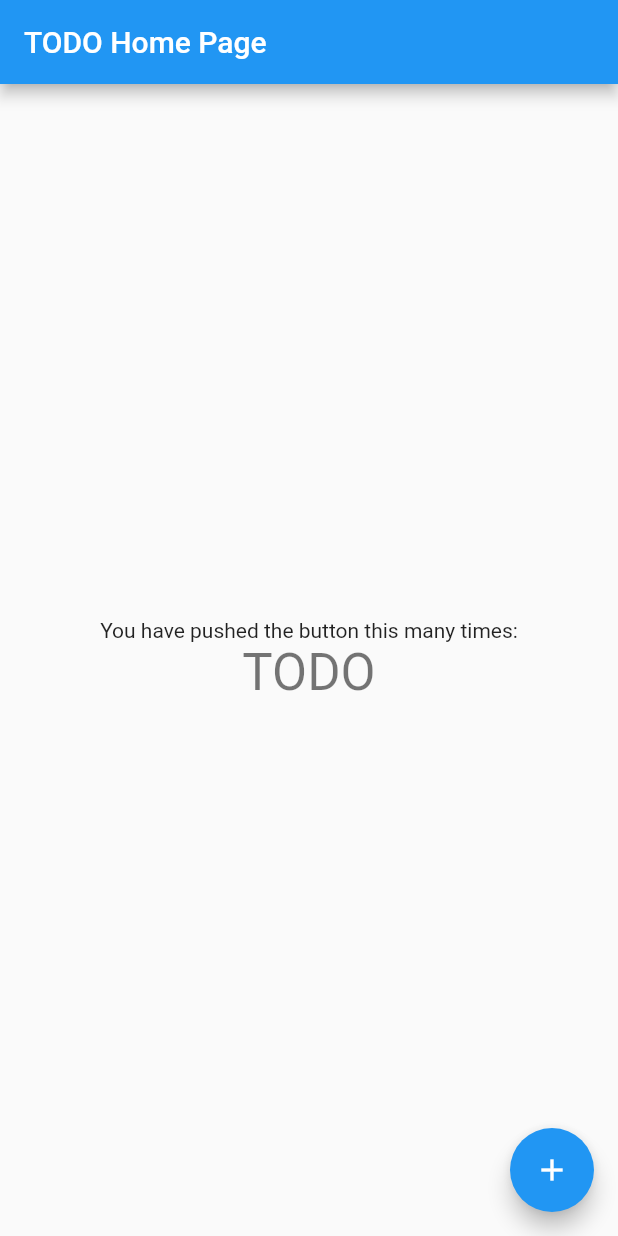
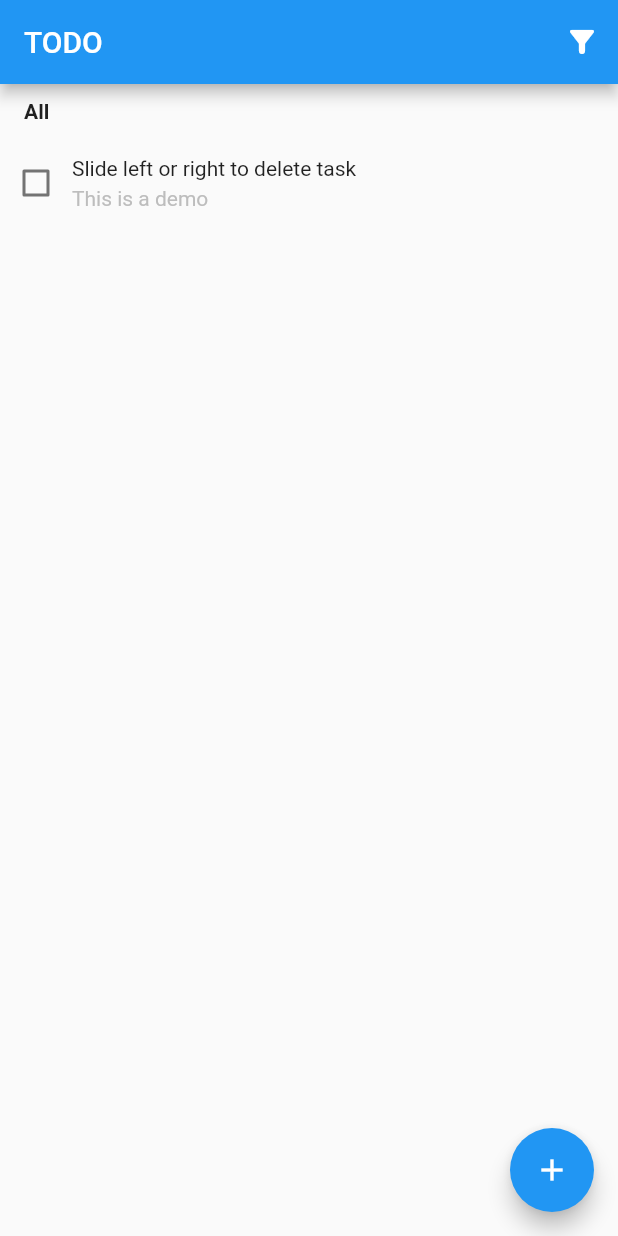
Before and after one commit to ZQ1297089376/TODOListDemo, a Flutter app: the screen it shows after launch, on a phone screen of 412 x 824 dp. Run offline on Flutter 3.47's test engine with Material 2 defaults, Android fonts, the phone set to English and light mode, and no system bars; our stand-ins replace sqflite; accounts and stored records are empty.

Commit message:
Supplement all codes.

```diff
--- a/lib/components/db_tool.dart
+++ b/lib/components/db_tool.dart
@@ -0,0 +1,134 @@
+import 'dart:async';
+
+import 'package:flutter/foundation.dart';
+import 'package:sqflite/sqflite.dart';
+import 'package:path/path.dart';
+
+import '../model/task.dart';
+
+class DataBase {
+  static final DataBase _instance = DataBase.internal();
+
+  factory DataBase() => _instance;
+
+  static Database _db;
+
+  final String _dbName = 'todo.db';
+
+  final String _tableName = 'task';
+
+  final String _createTable = '''
+  create table `task` (
+  `id` integer primary key autoincrement,
+  `title` text not null,
+  `description` text,
+  `completed` integer not null,
+  `create_time` text
+  )
+  ''';
+
+  final String _initialSql = '''
+  insert into `task` (
+  `title`,
+  `description`,
+  `completed`,
+  `create_time`
+  ) values (
+    'Slide left or right to delete task',
+    'This is a demo',
+    0,
+    ''
+  )
+  ''';
+
+  Future<Database> get db async {
+    if (_db != null) {
+      return _db;
+    }
+    _db = await initDb();
+    return _db;
+  }
+
+  DataBase.internal();
+
+  initDb() async {
+    String dbPath = await getDatabasesPath();
+    String path = join(dbPath, _dbName);
+    var dataBase = await openDatabase(path, version: 1, onCreate: _onCreate);
+    return dataBase;
+  }
+
+  _onCreate(Database db, int version) async {
+    // When creating the db, create the table
+    await db.execute(_createTable);
+    await db.execute(_initialSql);
+  }
+
+  closeDB() {
+    if (_db != null) {
+      _db.close();
+      _db = null;
+      if (kDebugMode) {
+        print("SQFLITE: Database closed successfully！");
+      }
+    }
+  }
+
+  /// Add a task
+  Future<Task> insert(Task task) async {
+    var d = await db;
+    task.id = await d.insert(_tableName, task.toMap());
+    if (kDebugMode) {
+      print("SQFLITE: Task added successfully!");
+    }
+    return task;
+  }
+
+  /// Delete task
+  Future<int> delete(int id) async {
+    var d = await db;
+    var result = await d.delete(_tableName, where: "id = ?", whereArgs: [id]);
+    return result;
+  }
+
+  /// Update task
+  Future<int>update(Task task) async {
+    var d = await db;
+    return await d.update(_tableName, task.toMap(),
+        where: "id = ?", whereArgs: [task.id]);
+  }
+
+  /// Query by conditions
+  Future<List<Task>> getTaskBy({
+    bool distinct,
+    List<String> columns,
+    String where,
+    List whereArgs,
+    String groupBy,
+    String having,
+    String orderBy,
+    int limit,
+    int offset
+  }) async {
+    var d = await db;
+    List<Map<String, dynamic>> maps = await d.query(_tableName,
+        distinct: distinct,
+        columns: columns,
+        where: where,
+        whereArgs: whereArgs,
+        groupBy: groupBy,
+        having: having,
+        orderBy: orderBy,
+        offset: offset,
+        limit: limit);
+    return maps.map((v) => Task.fromMap(v)).toList();
+  }
+
+  /// Query all data
+  Future<List<Task>> getAll() async {
+    var d = await db;
+    List<Map<String, dynamic>> maps = await d.query(_tableName,
+        columns: ['id', 'title', 'description', 'completed', 'create_time']);
+    return maps.map((it) => Task.fromMap(it)).toList();
+  }
+}
--- a/lib/main.dart
+++ b/lib/main.dart
@@ -1,6 +1,6 @@
-import 'package:flutter/cupertino.dart';
 import 'package:flutter/material.dart';
-import 'package:todo_list_demo/page/add_todo_page.dart';
+
+import 'page/home_page.dart';
 
 void main() {
   runApp(const MyApp());
@@ -14,72 +14,11 @@ class MyApp extends StatelessWidget {
   Widget build(BuildContext context) {
     return MaterialApp(
       title: 'TODO',
+      debugShowCheckedModeBanner: false,
       theme: ThemeData(
-        // This is the theme of your application.
-        //
-        // Try running your application with "flutter run". You'll see the
-        // application has a blue toolbar. Then, without quitting the app, try
-        // changing the primarySwatch below to Colors.green and then invoke
-        // "hot reload" (press "r" in the console where you ran "flutter run",
-        // or simply save your changes to "hot reload" in a Flutter IDE).
-        // Notice that the counter didn't reset back to zero; the application
-        // is not restarted.
         primarySwatch: Colors.blue,
       ),
-      home: const MyHomePage(title: 'TODO Home Page'),
+      home: const HomePage(title: 'TODO'),
     );
   }
 }
-
-class MyHomePage extends StatefulWidget {
-  const MyHomePage({Key key, this.title}) : super(key: key);
-
-  // This widget is the home page of your application. It is stateful, meaning
-  // that it has a State object (defined below) that contains fields that affect
-  // how it looks.
-
-  // This class is the configuration for the state. It holds the values (in this
-  // case the title) provided by the parent (in this case the App widget) and
-  // used by the build method of the State. Fields in a Widget subclass are
-  // always marked "final".
-
-  final String title;
-
-  @override
-  State<MyHomePage> createState() => _MyHomePageState();
-}
-
-class _MyHomePageState extends State<MyHomePage> {
-  @override
-  Widget build(BuildContext context) {
-    return Scaffold(
-      appBar: AppBar(
-        title: Text(widget.title),
-      ),
-      body: Center(
-        // Center is a layout widget. It takes a single child and positions it
-        // in the middle of the parent.
-        child: Column(
-          // horizontal).
-          mainAxisAlignment: MainAxisAlignment.center,
-          children: <Widget>[
-            const Text(
-              'You have pushed the button this many times:',
-            ),
-            Text(
-              'TODO',
-              style: Theme.of(context).textTheme.headline4,
-            ),
-          ],
-        ),
-      ),
-      floatingActionButton: FloatingActionButton(
-        onPressed: () {
-          Navigator.of(context).push(CupertinoPageRoute(builder: (c) => const AddToDoPage()));
-        },
-        tooltip: 'Add TODO',
-        child: const Icon(Icons.add),
-      ), // This trailing comma makes auto-formatting nicer for build methods.
-    );
-  }
-}
--- a/lib/model/task.dart
+++ b/lib/model/task.dart
@@ -1,4 +1,3 @@
-
 class Task {
   Task();
 
@@ -13,6 +12,7 @@ class Task {
     title = map['title'];
     description = map['description'];
     completed = map['completed'] == 1;
+    createTime = getCreateTime(map['create_time']);
   }
 
   Map<String, dynamic> toMap() {
@@ -24,6 +24,17 @@ class Task {
     if (id != null) {
       map['id'] = id;
     }
+    if (createTime == null) {
+      map['create_time'] = DateTime.now().millisecondsSinceEpoch.toString();
+    }
     return map;
   }
+
+  DateTime getCreateTime(String time) {
+    if (time == null || time.isEmpty) {
+      return DateTime.now();
+    } else {
+      return DateTime.fromMillisecondsSinceEpoch(int.parse(time));
+    }
+  }
 }
--- a/lib/page/home_page.dart
+++ b/lib/page/home_page.dart
@@ -0,0 +1,266 @@
+import 'package:flutter/material.dart';
+import 'package:todo_list_demo/components/db_tool.dart';
+import 'package:todo_list_demo/model/task.dart';
+import 'package:todo_list_demo/page/edit_task_page.dart';
+
+class HomePage extends StatefulWidget {
+  const HomePage({Key key, this.title}) : super(key: key);
+
+  final String title;
+
+  @override
+  State<HomePage> createState() => _HomePageState();
+}
+
+class _HomePageState extends State<HomePage> {
+  bool _isLoading = true;
+  int _filterStatus = 0;
+  List<Task> tasks = [];
+
+  @override
+  void initState() {
+    super.initState();
+    filterTasks(0);
+  }
+
+  @override
+  void dispose() {
+    super.dispose();
+    DataBase db = DataBase();
+    db.closeDB();
+  }
+
+  // Filter data by status
+  filterTasks(int status) async {
+    DataBase db = DataBase();
+    setState(() {
+      _isLoading = true;
+    });
+    switch (status) {
+      case 1:
+        tasks = await db.getTaskBy(where: 'completed = ?', whereArgs: [0]);
+        break;
+      case 2:
+        tasks = await db.getTaskBy(where: 'completed = ?', whereArgs: [1]);
+        break;
+      default:
+        tasks = await db.getAll();
+        break;
+    }
+    setState(() {
+      _filterStatus = status;
+      _isLoading = false;
+    });
+  }
+
+  addTask() async {
+    Navigator.of(context).push(MaterialPageRoute(
+        builder: (c) => EditTaskPage(title: 'Add a task', task: Task()))).then((v) {
+      filterTasks(0);
+    });
+  }
+
+  toggleTaskStatus(Task task, bool isChecked) {
+    DataBase db = DataBase();
+    setState(() {
+      task.completed = isChecked;
+    });
+    db.update(task);
+  }
+
+  deleteTask(int taskId) {
+    DataBase db = DataBase();
+    db.delete(taskId);
+  }
+
+  String getFilterTitle() {
+    switch (_filterStatus) {
+      case 1:
+        return 'Active';
+      case 2:
+        return 'Completed';
+        break;
+      default:
+        return 'All';
+    }
+  }
+
+  @override
+  Widget build(BuildContext context) {
+    return Scaffold(
+      appBar: AppBar(
+        title: Text(widget.title),
+        actions: [
+          PopupMenuButton<int>(
+            itemBuilder: (context) {
+              return const [
+                PopupMenuItem(value: 0, child: Text('All')),
+                PopupMenuItem(value: 1, child: Text('Active')),
+                PopupMenuItem(value: 2, child: Text('Completed')),
+              ];
+            },
+            offset: const Offset(0, 56),
+            icon: const Icon(
+              Icons.filter_alt_rounded,
+              color: Colors.white,
+            ),
+            onSelected: (v) {
+              filterTasks(v);
+            },
+          )
+        ],
+      ),
+      body: _buildTaskList(),
+      floatingActionButton: FloatingActionButton(
+        onPressed: () {
+          addTask();
+        },
+        tooltip: 'Add a task',
+        child: const Icon(Icons.add),
+      ),
+    );
+  }
+
+  Widget _buildTaskList() {
+    return Column(
+      children: [
+        Container(
+          padding: const EdgeInsets.symmetric(horizontal: 16, vertical: 10),
+          alignment: Alignment.centerLeft,
+          child: Text(
+            getFilterTitle(),
+            style: const TextStyle(
+              fontWeight: FontWeight.bold
+            ),
+          ),
+        ),
+        Expanded(
+          child: _isLoading
+              ? const Center(
+            child: CircularProgressIndicator(),
+          ) : ListView.separated(
+            separatorBuilder: (context, index) => Divider(
+              thickness: 1,
+              height: 1,
+              color: Colors.grey[200],
+            ),
+            itemCount: tasks.length,
+            itemBuilder: (context, index) {
+              Task task = tasks[index];
+              return Dismissible(
+                key: Key(UniqueKey().toString()),
+                child: _buildItem(task),
+                background: Container(
+                  color: Colors.red,
+                  alignment: Alignment.center,
+                  child: const ListTile(
+                    leading: Icon(
+                      Icons.delete,
+                      color: Colors.white,
+                    ),
+                  ),
+                ),
+                secondaryBackground: Container(
+                  color: Colors.red,
+                  alignment: Alignment.center,
+                  child: const ListTile(
+                    trailing: Icon(
+                      Icons.delete,
+                      color: Colors.white,
+                    ),
+                  ),
+                ),
+                onDismissed: (v) {
+                  deleteTask(task.id);
+                  setState(() {
+                    tasks.removeAt(index);
+                  });
+                },
+                confirmDismiss: (v) async {
+                  var _alertDialog = AlertDialog(
+                    title:
+                    Text('"${task.title}" will be permanently deleted.'),
+                    actions: <Widget>[
+                      TextButton(
+                        onPressed: () {
+                          Navigator.of(context).pop(true);
+                        },
+                        child: const Text('Delete Task'),
+                      ),
+                      TextButton(
+                        onPressed: () {
+                          Navigator.of(context).pop(false);
+                        },
+                        child: const Text('Cancel'),
+                      )
+                    ],
+                  );
+                  var isDismiss = await showDialog(
+                      context: context,
+                      builder: (BuildContext context) {
+                        return _alertDialog;
+                      });
+                  return isDismiss;
+                },
+              );
+            },
+          ),
+        )
+      ],
+    );
+  }
+
+  Widget _buildItem(Task task) {
+    return InkWell(
+      onTap: () {
+        Navigator.of(context).push(MaterialPageRoute(
+            builder: (c) => EditTaskPage(title: 'Edit', task: task))).then((v) {
+          setState(() {});
+        });
+      },
+      child: Container(
+        constraints: const BoxConstraints(
+            minHeight: 60
+        ),
+        child: Row(
+          children: [
+            Checkbox(
+              value: task.completed,
+              onChanged: (bool isChecked) {
+                toggleTaskStatus(task, isChecked);
+              },
+            ),
+            Expanded(
+              child: Padding(
+                padding: const EdgeInsets.symmetric(vertical: 10),
+                child: Column(
+                  crossAxisAlignment: CrossAxisAlignment.start,
+                  children: [
+                    Text(
+                      task.title,
+                      style: TextStyle(
+                          color: task.completed ? Colors.grey : Colors.black87,
+                          decoration: task.completed ? TextDecoration.lineThrough : TextDecoration.none
+                      ),
+                    ),
+                    const SizedBox(height: 4),
+                    Text(
+                      task.description,
+                      maxLines: 1,
+                      overflow: TextOverflow.ellipsis,
+                      style: TextStyle(
+                          color: Colors.grey[400],
+                          decoration: task.completed ? TextDecoration.lineThrough : TextDecoration.none
+                      ),
+                    )
+                  ],
+                ),
+              ),
+            ),
+            const SizedBox(width: 10),
+          ],
+        ),
+      ),
+    );
+  }
+}
--- a/pubspec.yaml
+++ b/pubspec.yaml
@@ -35,6 +35,7 @@ dependencies:
   # Use with the CupertinoIcons class for iOS style icons.
   cupertino_icons: ^1.0.2
   sqflite: ^2.0.1
+  intl: ^0.17.0
 
 dev_dependencies:
   flutter_test:
```
Also changed, not shown: lib/page/edit_task_page.dart (+106 -7 lines), pubspec.lock.
